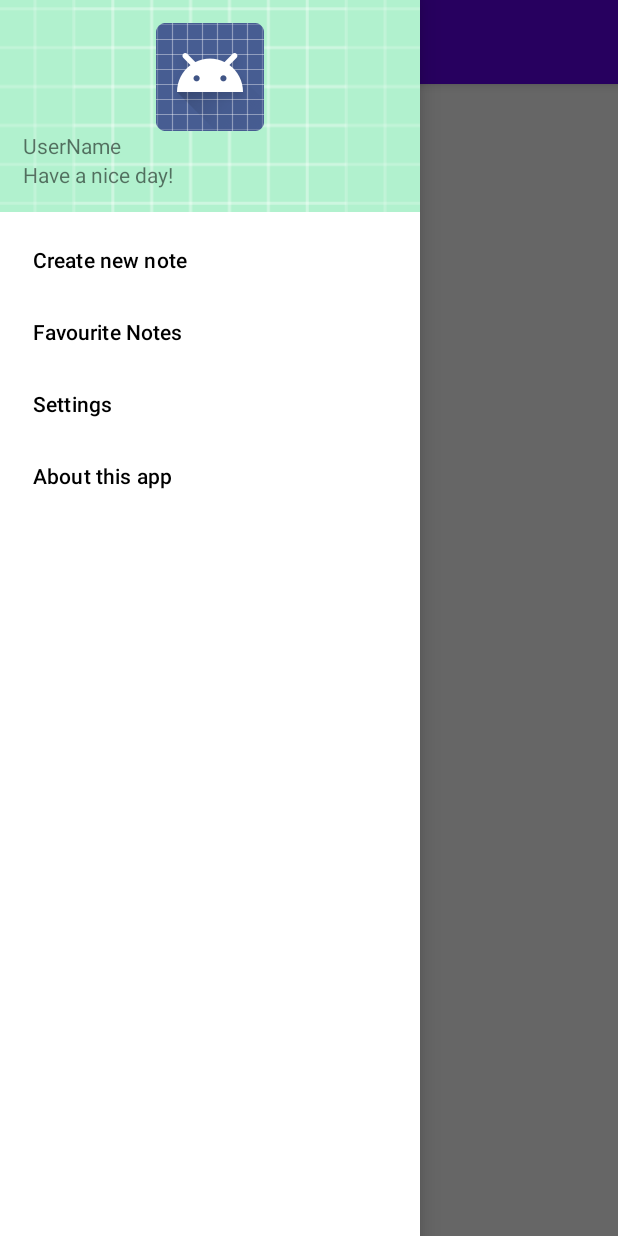
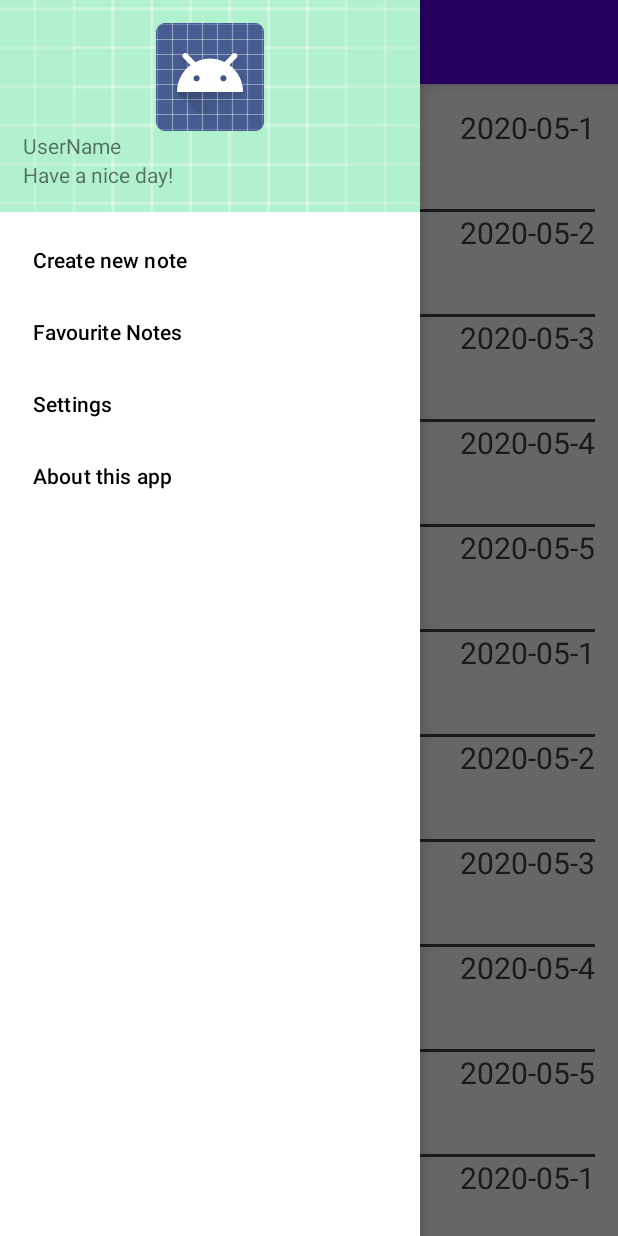
Before and after one commit to PrinceSch/MyNoteApp, an Android app: the screen it shows after launch (MainActivity), with the side drawer open, on a phone screen of 412 x 824 dp. Run offline under Robolectric (Android 15) with nearby library versions, the phone set to English and light mode, and no system bars.

Commit message:
2. Создайте карточку для элемента списка. 3. Класс данных, созданный на шестом уроке, используйте для заполнения карточки списка.

```diff
--- a/app/src/main/java/ru/geeekbrains/mynoteapp/ui/NoteAdapter.java
+++ b/app/src/main/java/ru/geeekbrains/mynoteapp/ui/NoteAdapter.java
@@ -26,7 +26,7 @@ public class NoteAdapter extends RecyclerView.Adapter<NoteAdapter.NoteViewHolder
     @NonNull
     @Override
     public NoteViewHolder onCreateViewHolder(@NonNull ViewGroup parent, int viewType) {
-        View itemView = LayoutInflater.from(parent.getContext()).inflate(R.layout.note_head, parent,false);
+        View itemView = LayoutInflater.from(parent.getContext()).inflate(R.layout.item, parent,false);
 
         return new NoteViewHolder(itemView);
     }
@@ -36,6 +36,7 @@ public class NoteAdapter extends RecyclerView.Adapter<NoteAdapter.NoteViewHolder
 
         Note note = notes.get(position);
         holder.noteHead.setText(note.getHead());
+        holder.noteDate.setText(note.getDate());
     }
 
     @Override
@@ -46,11 +47,13 @@ public class NoteAdapter extends RecyclerView.Adapter<NoteAdapter.NoteViewHolder
     class NoteViewHolder extends RecyclerView.ViewHolder{
 
         TextView noteHead;
+        TextView noteDate;
 
         public NoteViewHolder(@NonNull View itemView) {
             super(itemView);
 
-            noteHead = itemView.findViewById(R.id.note_head_view);
+            noteHead = itemView.findViewById(R.id.head);
+            noteDate = itemView.findViewById(R.id.date);
         }
     }
 
--- a/app/src/main/java/ru/geeekbrains/mynoteapp/ui/NoteListFragment.java
+++ b/app/src/main/java/ru/geeekbrains/mynoteapp/ui/NoteListFragment.java
@@ -6,6 +6,7 @@ import android.os.Bundle;
 import androidx.annotation.NonNull;
 import androidx.annotation.Nullable;
 import androidx.fragment.app.Fragment;
+import androidx.recyclerview.widget.DividerItemDecoration;
 import androidx.recyclerview.widget.LinearLayoutManager;
 import androidx.recyclerview.widget.RecyclerView;
 
@@ -73,6 +74,10 @@ public class NoteListFragment extends Fragment {
 
         notesList.setAdapter(noteAdapter);
 
+        DividerItemDecoration itemDecoration = new DividerItemDecoration(getContext(), LinearLayoutManager.VERTICAL);
+        itemDecoration.setDrawable(getResources().getDrawable(R.drawable.separator, null));
+        notesList.addItemDecoration(itemDecoration);
+
     }
 
     @Override
--- /dev/null
+++ b/app/src/main/res/drawable/separator.xml
@@ -0,0 +1,6 @@
+<?xml version="1.0" encoding="utf-8"?>
+<shape xmlns:android="http://schemas.android.com/apk/res/android"
+    android:shape="rectangle">
+    <size android:height="@dimen/separator_size" />
+    <solid android:color="@color/cardview_dark_background" />
+</shape>
--- a/app/src/main/res/layout/fragment_note_list.xml
+++ b/app/src/main/res/layout/fragment_note_list.xml
@@ -10,6 +10,7 @@
         android:id="@+id/recycler_view_notes"
         android:layout_width="match_parent"
         android:layout_height="match_parent"
+        android:padding="@dimen/default_padding"
         tools:listitem="@layout/item"/>
 
 </FrameLayout>
--- a/app/src/main/res/values/dimens.xml
+++ b/app/src/main/res/values/dimens.xml
@@ -2,4 +2,5 @@
 <resources>
     <dimen name="default_padding">15dp</dimen>
     <dimen name="sizeItemList">30sp</dimen>
+    <dimen name="separator_size">2dp</dimen>
 </resources>
```
Also changed, not shown: app/src/main/res/layout/item.xml (+21 -5 lines).
